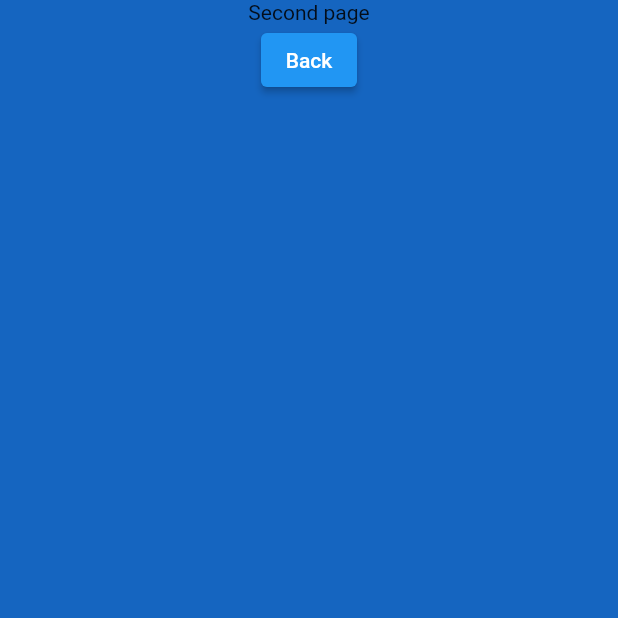
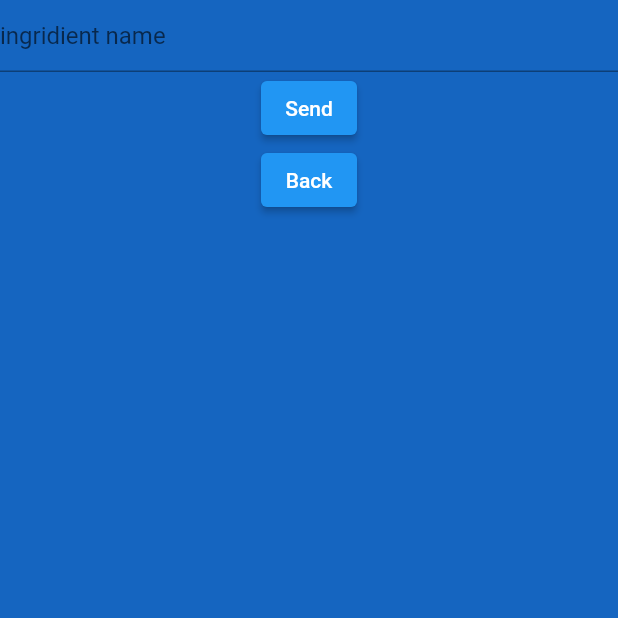
Before and after one commit to BatoBalint/firebasetest, a Flutter app: the TestPage screen opened directly, on a phone screen of 412 x 824 dp, the top half of it. Run offline on Flutter 3.47's test engine with Material 2 defaults, Android fonts, the phone set to English and light mode, and no system bars; our stand-ins replace cloud_firestore, firebase_auth, firebase_core; accounts and stored records are empty; generated files the repository leaves out were written again.

Commit message:
random dolgok

```diff
--- a/lib/test_page.dart
+++ b/lib/test_page.dart
@@ -1,3 +1,4 @@
+import 'package:cloud_firestore/cloud_firestore.dart';
 import 'package:flutter/material.dart';
 
 class TestPage extends StatefulWidget {
@@ -8,6 +9,8 @@ class TestPage extends StatefulWidget {
 }
 
 class _TestPageState extends State<TestPage> {
+  final inputController = TextEditingController();
+
   @override
   Widget build(BuildContext context) {
     return Scaffold(
@@ -17,7 +20,16 @@ class _TestPageState extends State<TestPage> {
           color: Colors.blue[800],
           child: Column(
             children: [
-              Text('Second page'),
+              TextField(
+                controller: inputController,
+                decoration: const InputDecoration(
+                  hintText: 'ingridient name',
+                ),
+              ),
+              ElevatedButton(
+                onPressed: sendData,
+                child: Text('Send'),
+              ),
               ElevatedButton(
                 onPressed: () {
                   Navigator.pop(context);
@@ -30,4 +42,11 @@ class _TestPageState extends State<TestPage> {
       ),
     );
   }
+
+  void sendData() async {
+    String name = inputController.text.trim();
+    Map<String, dynamic> map = {'name': name};
+    await FirebaseFirestore.instance.collection('ingridient').add(map);
+    inputController.clear();
+  }
 }
```
Also changed, not shown: lib/home_page.dart (+43 -22 lines).
